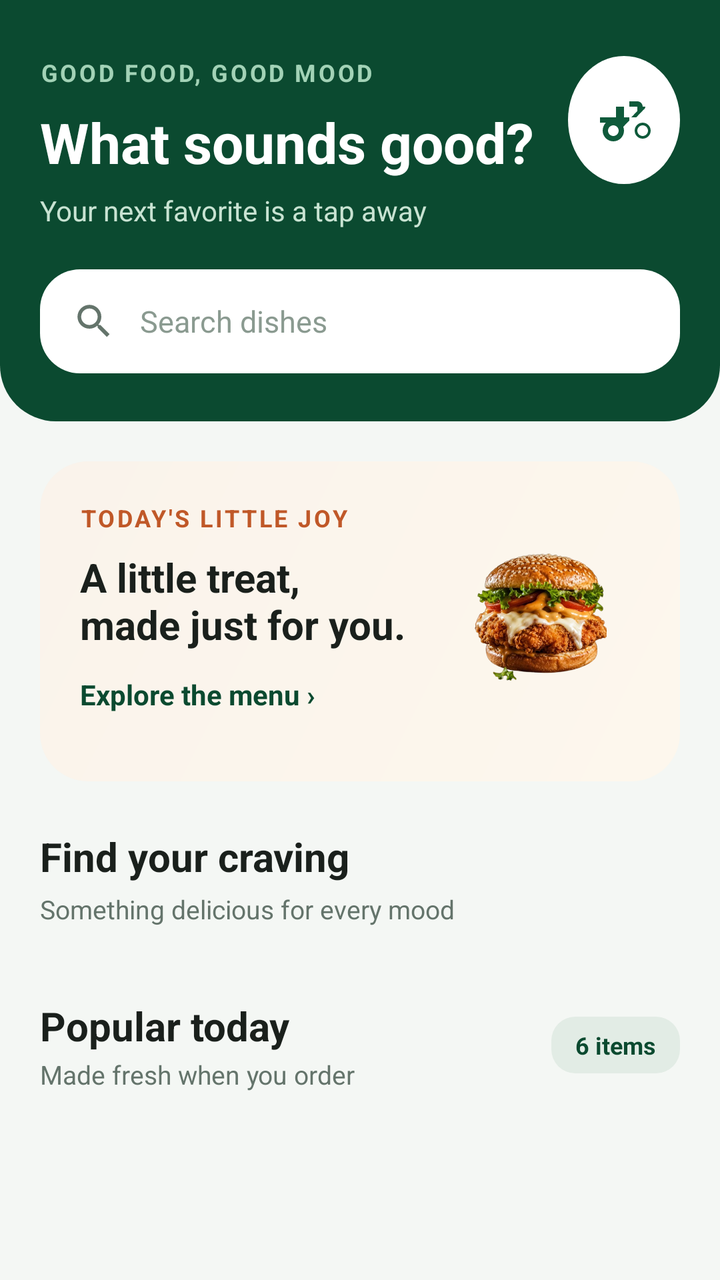
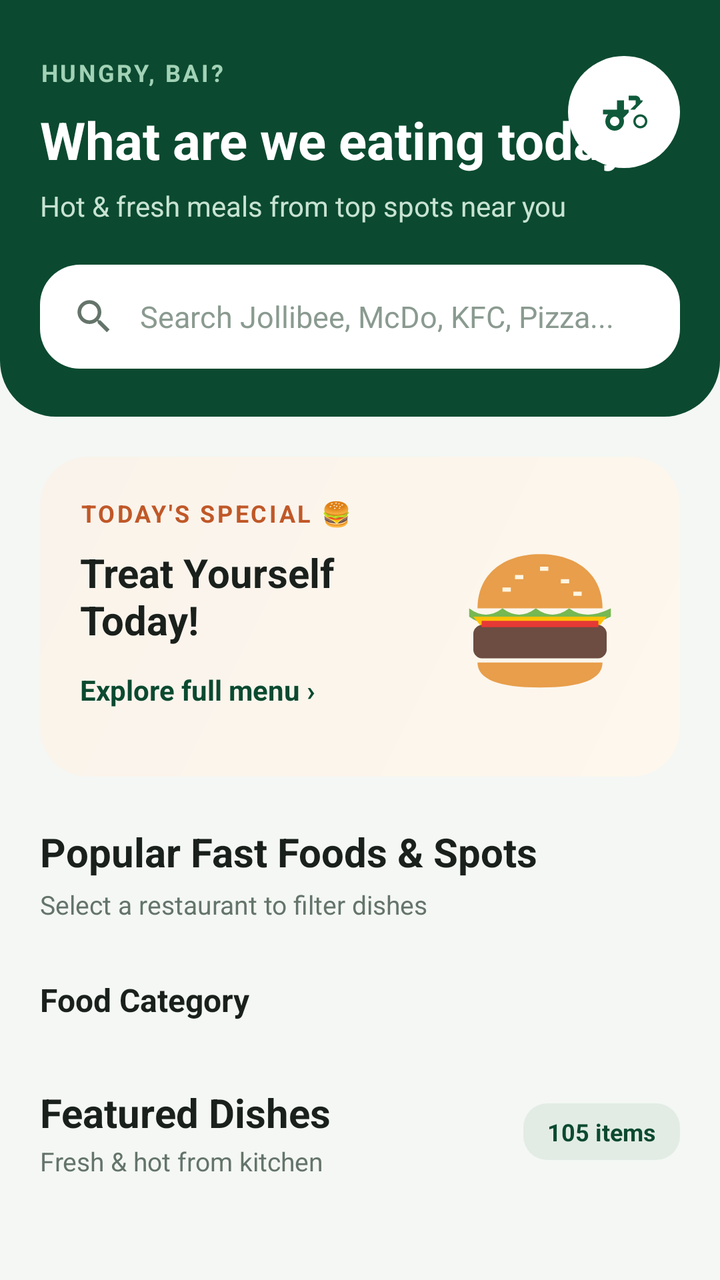

An Android layout rendered at two revisions. The XML below is the earlier revision; the diff shows what the commit changed to produce the second picture.
<!-- AndroidManifest.xml: application theme Theme.FoodOrderingSystem -->
<!-- res/layout/fragment_home.xml -->
<?xml version="1.0" encoding="utf-8"?>
<androidx.coordinatorlayout.widget.CoordinatorLayout xmlns:android="http://schemas.android.com/apk/res/android"
    xmlns:app="http://schemas.android.com/apk/res-auto"
    android:layout_width="match_parent"
    android:layout_height="match_parent"
    android:background="@color/bg_screen">

    <androidx.core.widget.NestedScrollView
        android:layout_width="match_parent"
        android:layout_height="match_parent"
        android:fillViewport="true">

        <LinearLayout
            android:layout_width="match_parent"
            android:layout_height="wrap_content"
            android:orientation="vertical">

            
            <androidx.constraintlayout.widget.ConstraintLayout
                android:layout_width="match_parent"
                android:layout_height="wrap_content"
                android:background="@drawable/bg_dark_header"
                android:paddingHorizontal="20dp"
                android:paddingTop="28dp"
                android:paddingBottom="24dp">

                
                <TextView
                    android:id="@+id/tv_tagline"
                    android:layout_width="wrap_content"
                    android:layout_height="wrap_content"
                    android:letterSpacing="0.1"
                    android:text="GOOD FOOD, GOOD MOOD"
                    android:textColor="#A2D2B6"
                    android:textSize="12sp"
                    android:textStyle="bold"
                    app:layout_constraintStart_toStartOf="parent"
                    app:layout_constraintTop_toTopOf="parent" />

                
                <TextView
                    android:id="@+id/tv_title"
                    android:layout_width="wrap_content"
                    android:layout_height="wrap_content"
                    android:layout_marginTop="8dp"
                    android:text="What sounds good?"
                    android:textColor="@color/white"
                    android:textSize="28sp"
                    android:textStyle="bold"
                    app:layout_constraintStart_toStartOf="parent"
                    app:layout_constraintTop_toBottomOf="@id/tv_tagline" />

                
                <TextView
                    android:id="@+id/tv_subtitle"
                    android:layout_width="wrap_content"
                    android:layout_height="wrap_content"
                    android:layout_marginTop="6dp"
                    android:text="Your next favorite is a tap away"
                    android:textColor="#C8E3D2"
                    android:textSize="14sp"
                    app:layout_constraintStart_toStartOf="parent"
                    app:layout_constraintTop_toBottomOf="@id/tv_title" />

                
                <View
                    android:layout_width="56dp"
                    android:layout_height="64dp"
                    android:background="@drawable/bg_circle_white"
                    app:layout_constraintEnd_toEndOf="parent"
                    app:layout_constraintTop_toTopOf="parent" />

                <ImageView
                    android:layout_width="32dp"
                    android:layout_height="32dp"
                    android:layout_marginEnd="12dp"
                    android:layout_marginTop="16dp"
                    android:src="@drawable/ic_scooter"
                    app:layout_constraintEnd_toEndOf="parent"
                    app:layout_constraintTop_toTopOf="parent" />

                
                <LinearLayout
                    android:id="@+id/ll_search"
                    android:layout_width="0dp"
                    android:layout_height="52dp"
                    android:layout_marginTop="20dp"
                    android:background="@drawable/bg_info_pill"
                    android:gravity="center_vertical"
                    android:orientation="horizontal"
                    android:paddingHorizontal="16dp"
                    app:layout_constraintEnd_toEndOf="parent"
                    app:layout_constraintStart_toStartOf="parent"
                    app:layout_constraintTop_toBottomOf="@id/tv_subtitle">

                    <ImageView
                        android:layout_width="22dp"
                        android:layout_height="22dp"
                        android:src="@drawable/ic_search" />

                    <EditText
                        android:id="@+id/et_search"
                        android:layout_width="match_parent"
                        android:layout_height="match_parent"
                        android:layout_marginStart="12dp"
                        android:background="@null"
                        android:hint="Search dishes"
                        android:inputType="text"
                        android:textColor="@color/text_dark"
                        android:textColorHint="@color/text_muted"
                        android:textSize="15sp" />
                </LinearLayout>

            </androidx.constraintlayout.widget.ConstraintLayout>

            
            <androidx.constraintlayout.widget.ConstraintLayout
                android:id="@+id/card_promo"
                android:layout_width="match_parent"
                android:layout_height="160dp"
                android:layout_marginHorizontal="20dp"
                android:layout_marginTop="20dp"
                android:background="@drawable/bg_promo_card"
                android:padding="20dp">

                <TextView
                    android:id="@+id/tv_promo_tag"
                    android:layout_width="wrap_content"
                    android:layout_height="wrap_content"
                    android:letterSpacing="0.1"
                    android:text="TODAY'S LITTLE JOY"
                    android:textColor="#C05828"
                    android:textSize="12sp"
                    android:textStyle="bold"
                    app:layout_constraintStart_toStartOf="parent"
                    app:layout_constraintTop_toTopOf="parent" />

                <TextView
                    android:id="@+id/tv_promo_title"
                    android:layout_width="0dp"
                    android:layout_height="wrap_content"
                    android:layout_marginTop="8dp"
                    android:layout_marginEnd="12dp"
                    android:text="A little treat,\nmade just for you."
                    android:textColor="@color/text_dark"
                    android:textSize="20sp"
                    android:textStyle="bold"
                    app:layout_constraintEnd_toStartOf="@id/iv_promo_burger"
                    app:layout_constraintStart_toStartOf="parent"
                    app:layout_constraintTop_toBottomOf="@id/tv_promo_tag" />

                <TextView
                    android:id="@+id/tv_promo_btn"
                    android:layout_width="wrap_content"
                    android:layout_height="wrap_content"
                    android:layout_marginTop="12dp"
                    android:clickable="true"
                    android:focusable="true"
                    android:text="Explore the menu ›"
                    android:textColor="@color/primary_green_dark"
                    android:textSize="14sp"
                    android:textStyle="bold"
                    app:layout_constraintStart_toStartOf="parent"
                    app:layout_constraintTop_toBottomOf="@id/tv_promo_title" />

                <ImageView
                    android:id="@+id/iv_promo_burger"
                    android:layout_width="100dp"
                    android:layout_height="100dp"
                    android:src="@drawable/burger_image"
                    app:layout_constraintBottom_toBottomOf="parent"
                    app:layout_constraintEnd_toEndOf="parent"
                    app:layout_constraintTop_toTopOf="parent" />

            </androidx.constraintlayout.widget.ConstraintLayout>

            
            <TextView
                android:layout_width="wrap_content"
                android:layout_height="wrap_content"
                android:layout_marginStart="20dp"
                android:layout_marginTop="24dp"
                android:text="Find your craving"
                android:textColor="@color/text_dark"
                android:textSize="20sp"
                android:textStyle="bold" />

            <TextView
                android:layout_width="wrap_content"
                android:layout_height="wrap_content"
                android:layout_marginStart="20dp"
                android:layout_marginTop="4dp"
                android:text="Something delicious for every mood"
                android:textColor="@color/text_secondary"
                android:textSize="13sp" />

            
            <HorizontalScrollView
                android:layout_width="match_parent"
                android:layout_height="wrap_content"
                android:layout_marginTop="12dp"
                android:clipToPadding="false"
                android:paddingHorizontal="16dp"
                android:scrollbars="none">

                <LinearLayout
                    android:id="@+id/ll_categories"
                    android:layout_width="wrap_content"
                    android:layout_height="wrap_content"
                    android:orientation="horizontal">
                    
                </LinearLayout>
            </HorizontalScrollView>

            
            <LinearLayout
                android:layout_width="match_parent"
                android:layout_height="wrap_content"
                android:layout_marginHorizontal="20dp"
                android:layout_marginTop="24dp"
                android:gravity="center_vertical"
                android:orientation="horizontal">

                <LinearLayout
                    android:layout_width="0dp"
                    android:layout_height="wrap_content"
                    android:layout_weight="1"
                    android:orientation="vertical">

                    <TextView
                        android:layout_width="wrap_content"
                        android:layout_height="wrap_content"
                        android:text="Popular today"
                        android:textColor="@color/text_dark"
                        android:textSize="20sp"
                        android:textStyle="bold" />

                    <TextView
                        android:layout_width="wrap_content"
                        android:layout_height="wrap_content"
                        android:layout_marginTop="2dp"
                        android:text="Made fresh when you order"
                        android:textColor="@color/text_secondary"
                        android:textSize="13sp" />
                </LinearLayout>

                <TextView
                    android:id="@+id/tv_item_count_badge"
                    android:layout_width="wrap_content"
                    android:layout_height="wrap_content"
                    android:background="@drawable/bg_badge_green"
                    android:paddingHorizontal="12dp"
                    android:paddingVertical="6dp"
                    android:text="6 items"
                    android:textColor="@color/primary_green_dark"
                    android:textSize="12sp"
                    android:textStyle="bold" />
            </LinearLayout>

            
            <androidx.recyclerview.widget.RecyclerView
                android:id="@+id/rv_food_list"
                android:layout_width="match_parent"
                android:layout_height="wrap_content"
                android:layout_marginHorizontal="12dp"
                android:layout_marginTop="12dp"
                android:layout_marginBottom="24dp"
                android:nestedScrollingEnabled="false" />

        </LinearLayout>
    </androidx.core.widget.NestedScrollView>

</androidx.coordinatorlayout.widget.CoordinatorLayout>
<!-- resources referenced by this layout -->
<resources>
  <color name="bg_screen">#F4F7F4</color>
  <color name="primary_green_dark">#0B4A30</color>
  <color name="text_dark">#1A201C</color>
  <color name="text_muted">#8A9A90</color>
  <color name="text_secondary">#64746B</color>
  <color name="white">#FFFFFFFF</color>
  <!-- drawable bg_badge_green (drawable) -->
  <?xml version="1.0" encoding="utf-8"?>
  <shape xmlns:android="http://schemas.android.com/apk/res/android">
      <solid android:color="#E2ECE5" />
      <corners android:radius="12dp" />
  </shape>
  <!-- drawable bg_circle_white (drawable) -->
  <?xml version="1.0" encoding="utf-8"?>
  <shape xmlns:android="http://schemas.android.com/apk/res/android"
      android:shape="oval">
      <solid android:color="#FFFFFF" />
  </shape>
  <!-- drawable bg_dark_header (drawable) -->
  <?xml version="1.0" encoding="utf-8"?>
  <shape xmlns:android="http://schemas.android.com/apk/res/android">
      <solid android:color="#0B4A30" />
      <corners
          android:bottomLeftRadius="28dp"
          android:bottomRightRadius="28dp" />
  </shape>
  <!-- drawable bg_info_pill (drawable) -->
  <?xml version="1.0" encoding="utf-8"?>
  <shape xmlns:android="http://schemas.android.com/apk/res/android">
      <solid android:color="#FFFFFF" />
      <corners android:radius="20dp" />
  </shape>
  <!-- drawable bg_promo_card (drawable) -->
  <?xml version="1.0" encoding="utf-8"?>
  <shape xmlns:android="http://schemas.android.com/apk/res/android">
      <gradient
          android:angle="135"
          android:endColor="#FAF3EB"
          android:startColor="#FDF7ED" />
      <corners android:radius="24dp" />
  </shape>
  <!-- drawable burger_image: png bitmap (drawable, 345927 bytes) -->
  <!-- drawable ic_scooter (drawable) -->
  <vector xmlns:android="http://schemas.android.com/apk/res/android"
      android:width="24dp"
      android:height="24dp"
      android:viewportWidth="24"
      android:viewportHeight="24">
      <path
          android:fillColor="#0F5A3B"
          android:pathData="M19,7c0,-1.1 -0.9,-2 -2,-2h-3v2h3v1.65l-2.28,2.35H12V7H9v4H3v2h2.18C4.46,13.8 4,14.85 4,16c0,2.21 1.79,4 4,4s4,-1.79 4,-4c0,-0.51 -0.1,-1 -0.28,-1.45L14,12.2V11h2.59l2.71,-2.81C19.75,7.9 20,7.46 20,7zM8,18c-1.1,0 -2,-0.9 -2,-2s0.9,-2 2,-2 2,0.9 2,2 -0.9,2 -2,2zM19,13c-1.66,0 -3,1.34 -3,3s1.34,3 3,3 3,-1.34 3,-3 -1.34,-3 -3,-3zM19,18c-1.1,0 -2,-0.9 -2,-2s0.9,-2 2,-2 2,0.9 2,2 -0.9,2 -2,2z"/>
  </vector>
  <style name="Theme.FoodOrderingSystem" parent="Base.Theme.FoodOrderingSystem" />
  <color name="primary_green">#0F5A3B</color>
  <!-- unchanged entries left out for length: 2 -->
</resources>

<!-- the commit's change to res/layout/fragment_home.xml (unified diff, before → after) -->
@@ -30,7 +30,7 @@
                     android:layout_width="wrap_content"
                     android:layout_height="wrap_content"
                     android:letterSpacing="0.1"
-                    android:text="GOOD FOOD, GOOD MOOD"
+                    android:text="HUNGRY, BAI?"
                     android:textColor="#A2D2B6"
                     android:textSize="12sp"
                     android:textStyle="bold"
@@ -43,9 +43,9 @@
                     android:layout_width="wrap_content"
                     android:layout_height="wrap_content"
                     android:layout_marginTop="8dp"
-                    android:text="What sounds good?"
+                    android:text="What are we eating today?"
                     android:textColor="@color/white"
-                    android:textSize="28sp"
+                    android:textSize="26sp"
                     android:textStyle="bold"
                     app:layout_constraintStart_toStartOf="parent"
                     app:layout_constraintTop_toBottomOf="@id/tv_tagline" />
@@ -56,28 +56,26 @@
                     android:layout_width="wrap_content"
                     android:layout_height="wrap_content"
                     android:layout_marginTop="6dp"
-                    android:text="Your next favorite is a tap away"
+                    android:text="Hot &amp; fresh meals from top spots near you"
                     android:textColor="#C8E3D2"
                     android:textSize="14sp"
                     app:layout_constraintStart_toStartOf="parent"
                     app:layout_constraintTop_toBottomOf="@id/tv_title" />
 
                 
-                <View
+                <FrameLayout
                     android:layout_width="56dp"
-                    android:layout_height="64dp"
+                    android:layout_height="56dp"
                     android:background="@drawable/bg_circle_white"
                     app:layout_constraintEnd_toEndOf="parent"
-                    app:layout_constraintTop_toTopOf="parent" />
-
-                <ImageView
-                    android:layout_width="32dp"
-                    android:layout_height="32dp"
-                    android:layout_marginEnd="12dp"
-                    android:layout_marginTop="16dp"
-                    android:src="@drawable/ic_scooter"
-                    app:layout_constraintEnd_toEndOf="parent"
-                    app:layout_constraintTop_toTopOf="parent" />
+                    app:layout_constraintTop_toTopOf="parent">
+
+                    <ImageView
+                        android:layout_width="28dp"
+                        android:layout_height="28dp"
+                        android:layout_gravity="center"
+                        android:src="@drawable/ic_scooter_badge" />
+                </FrameLayout>
 
                 
                 <LinearLayout
@@ -104,7 +102,7 @@
                         android:layout_height="match_parent"
                         android:layout_marginStart="12dp"
                         android:background="@null"
-                        android:hint="Search dishes"
+                        android:hint="Search Jollibee, McDo, KFC, Pizza..."
                         android:inputType="text"
                         android:textColor="@color/text_dark"
                         android:textColorHint="@color/text_muted"
@@ -128,7 +126,7 @@
                     android:layout_width="wrap_content"
                     android:layout_height="wrap_content"
                     android:letterSpacing="0.1"
-                    android:text="TODAY'S LITTLE JOY"
+                    android:text="TODAY'S SPECIAL 🍔"
                     android:textColor="#C05828"
                     android:textSize="12sp"
                     android:textStyle="bold"
@@ -141,7 +139,7 @@
                     android:layout_height="wrap_content"
                     android:layout_marginTop="8dp"
                     android:layout_marginEnd="12dp"
-                    android:text="A little treat,\nmade just for you."
+                    android:text="Treat Yourself Today!"
                     android:textColor="@color/text_dark"
                     android:textSize="20sp"
                     android:textStyle="bold"
@@ -156,7 +154,7 @@
                     android:layout_marginTop="12dp"
                     android:clickable="true"
                     android:focusable="true"
-                    android:text="Explore the menu ›"
+                    android:text="Explore full menu ›"
                     android:textColor="@color/primary_green_dark"
                     android:textSize="14sp"
                     android:textStyle="bold"
@@ -167,7 +165,7 @@
                     android:id="@+id/iv_promo_burger"
                     android:layout_width="100dp"
                     android:layout_height="100dp"
-                    android:src="@drawable/burger_image"
+                    android:src="@drawable/ic_food_burger"
                     app:layout_constraintBottom_toBottomOf="parent"
                     app:layout_constraintEnd_toEndOf="parent"
                     app:layout_constraintTop_toTopOf="parent" />
@@ -180,7 +178,7 @@
                 android:layout_height="wrap_content"
                 android:layout_marginStart="20dp"
                 android:layout_marginTop="24dp"
-                android:text="Find your craving"
+                android:text="Popular Fast Foods &amp; Spots"
                 android:textColor="@color/text_dark"
                 android:textSize="20sp"
                 android:textStyle="bold" />
@@ -190,7 +188,7 @@
                 android:layout_height="wrap_content"
                 android:layout_marginStart="20dp"
                 android:layout_marginTop="4dp"
-                android:text="Something delicious for every mood"
+                android:text="Select a restaurant to filter dishes"
                 android:textColor="@color/text_secondary"
                 android:textSize="13sp" />
 
@@ -204,6 +202,34 @@
                 android:scrollbars="none">
 
                 <LinearLayout
+                    android:id="@+id/ll_restaurants"
+                    android:layout_width="wrap_content"
+                    android:layout_height="wrap_content"
+                    android:orientation="horizontal">
+                    
+                </LinearLayout>
+            </HorizontalScrollView>
+
+            
+            <TextView
+                android:layout_width="wrap_content"
+                android:layout_height="wrap_content"
+                android:layout_marginStart="20dp"
+                android:layout_marginTop="16dp"
+                android:text="Food Category"
+                android:textColor="@color/text_dark"
+                android:textSize="16sp"
+                android:textStyle="bold" />
+
+            <HorizontalScrollView
+                android:layout_width="match_parent"
+                android:layout_height="wrap_content"
+                android:layout_marginTop="8dp"
+                android:clipToPadding="false"
+                android:paddingHorizontal="16dp"
+                android:scrollbars="none">
+
+                <LinearLayout
                     android:id="@+id/ll_categories"
                     android:layout_width="wrap_content"
                     android:layout_height="wrap_content"
@@ -230,7 +256,7 @@
                     <TextView
                         android:layout_width="wrap_content"
                         android:layout_height="wrap_content"
-                        android:text="Popular today"
+                        android:text="Featured Dishes"
                         android:textColor="@color/text_dark"
                         android:textSize="20sp"
                         android:textStyle="bold" />
@@ -239,7 +265,7 @@
                         android:layout_width="wrap_content"
                         android:layout_height="wrap_content"
                         android:layout_marginTop="2dp"
-                        android:text="Made fresh when you order"
+                        android:text="Fresh &amp; hot from kitchen"
                         android:textColor="@color/text_secondary"
                         android:textSize="13sp" />
                 </LinearLayout>
@@ -251,7 +277,7 @@
                     android:background="@drawable/bg_badge_green"
                     android:paddingHorizontal="12dp"
                     android:paddingVertical="6dp"
-                    android:text="6 items"
+                    android:text="105 items"
                     android:textColor="@color/primary_green_dark"
                     android:textSize="12sp"
                     android:textStyle="bold" />
<!-- resource entries referenced after the edit -->
@@ -41,11 +41,45 @@
           android:startColor="#FDF7ED" />
       <corners android:radius="24dp" />
   </shape>
-  <!-- drawable burger_image: png bitmap (drawable, 345927 bytes) -->
-  <!-- drawable ic_scooter (drawable) -->
+  <!-- drawable ic_food_burger (drawable) -->
   <vector xmlns:android="http://schemas.android.com/apk/res/android"
-      android:width="24dp"
-      android:height="24dp"
+      android:width="96dp"
+      android:height="96dp"
+      android:viewportWidth="96"
+      android:viewportHeight="96">
+      
+      <path
+          android:fillColor="#E89E4B"
+          android:pathData="M18,44 C18,28 30,18 48,18 C66,18 78,28 78,44 Z"/>
+      
+      <path
+          android:fillColor="#FFF5E1"
+          android:pathData="M36,28 h4 v2 h-4 z M48,24 h4 v2 h-4 z M58,30 h4 v2 h-4 z M30,34 h4 v2 h-4 z M64,36 h4 v2 h-4 z"/>
+      
+      <path
+          android:fillColor="#76B852"
+          android:pathData="M14,44 Q22,50 30,44 Q38,50 46,44 Q54,50 62,44 Q70,50 82,44 L82,48 Q70,54 62,48 Q54,54 46,48 Q38,54 30,48 Q22,54 14,48 Z"/>
+      
+      <path
+          android:fillColor="#FFC107"
+          android:pathData="M16,48 L80,48 L72,58 L48,52 L24,58 Z"/>
+      
+      <path
+          android:fillColor="#6D4C41"
+          android:pathData="M16,56 C16,54 18,52 20,52 L76,52 C78,52 80,54 80,56 L80,64 C80,66 78,68 76,68 L20,68 C18,68 16,66 16,64 Z"/>
+      
+      <path
+          android:fillColor="#E53935"
+          android:pathData="M20,50 L76,50 L76,53 L20,53 Z"/>
+      
+      <path
+          android:fillColor="#E89E4B"
+          android:pathData="M18,70 L78,70 C78,78 68,82 48,82 C28,82 18,78 18,70 Z"/>
+  </vector>
+  <!-- drawable ic_scooter_badge (drawable) -->
+  <vector xmlns:android="http://schemas.android.com/apk/res/android"
+      android:width="36dp"
+      android:height="36dp"
       android:viewportWidth="24"
       android:viewportHeight="24">
       <path
